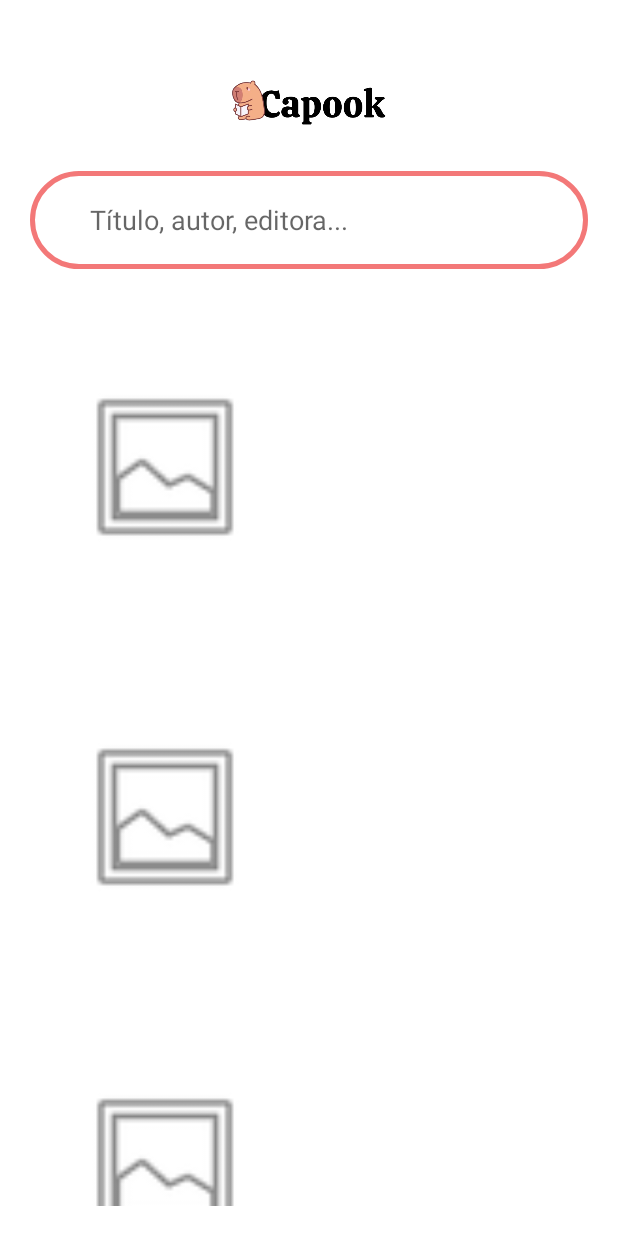
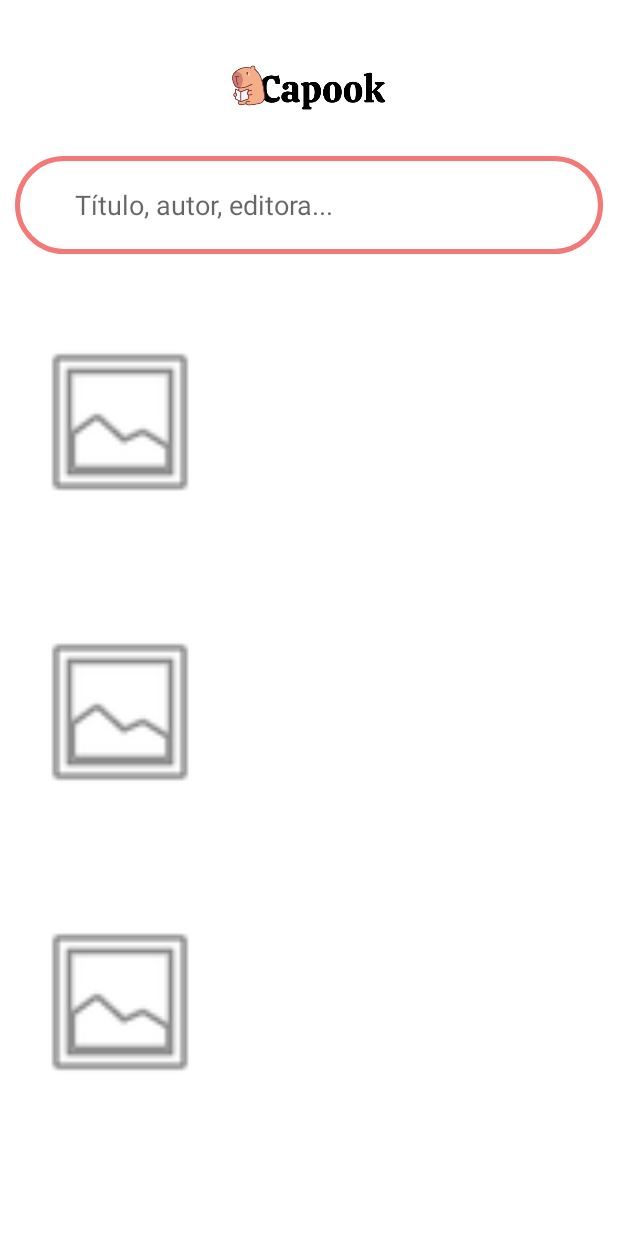
Before and after one commit to yasminebelmiro/AppCapook, an Android app: the layout fragment_search.xml on its own in the app's theme, with its tools: preview values and no code run, on a phone screen of 412 x 824 dp. Run offline under Robolectric (Android 15) with nearby library versions, the phone set to English and light mode, and no system bars.

Commit message:
commit final

```diff
--- a/app/src/main/res/layout/fragment_search.xml
+++ b/app/src/main/res/layout/fragment_search.xml
@@ -11,7 +11,7 @@
         android:layout_width="match_parent"
         android:layout_height="match_parent"
         android:orientation="vertical"
-        android:layout_margin="20dp"
+        android:layout_margin="10dp"
         android:backgroundTint="@color/white"
         tools:context=".ui.views.SearchActivity">
 
--- a/app/src/main/res/layout/item_layout.xml
+++ b/app/src/main/res/layout/item_layout.xml
@@ -9,6 +9,6 @@
         android:id="@+id/imageView"
         android:layout_width="120dp"
         android:layout_height="173dp"
-        android:layout_margin="30dp"
+        android:layout_margin="10dp"
         app:srcCompat="@android:drawable/ic_menu_gallery" />
 </LinearLayout>
```
